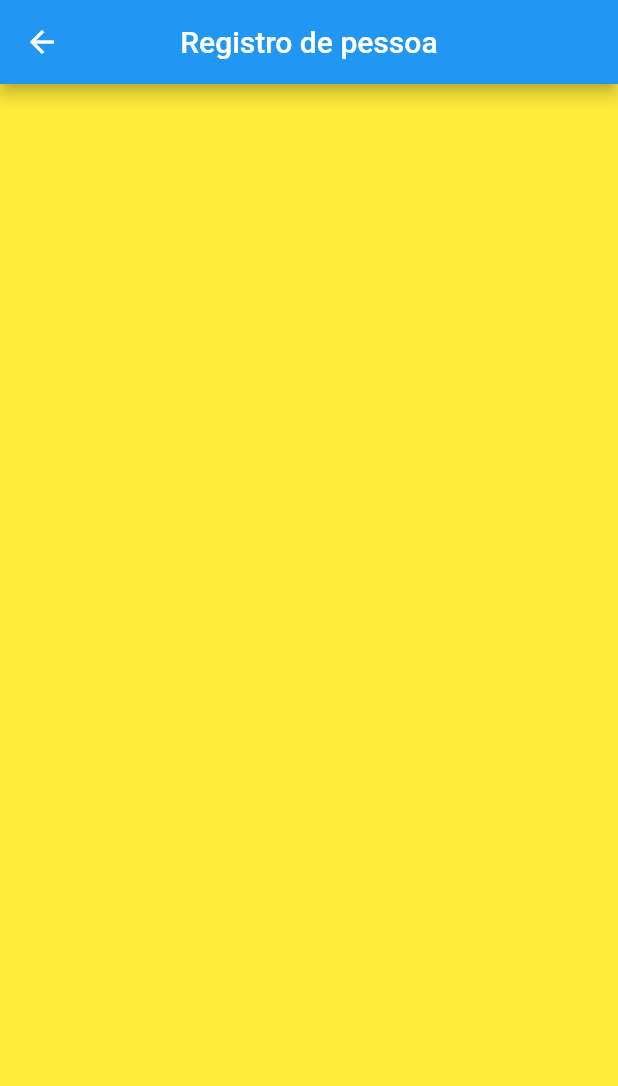
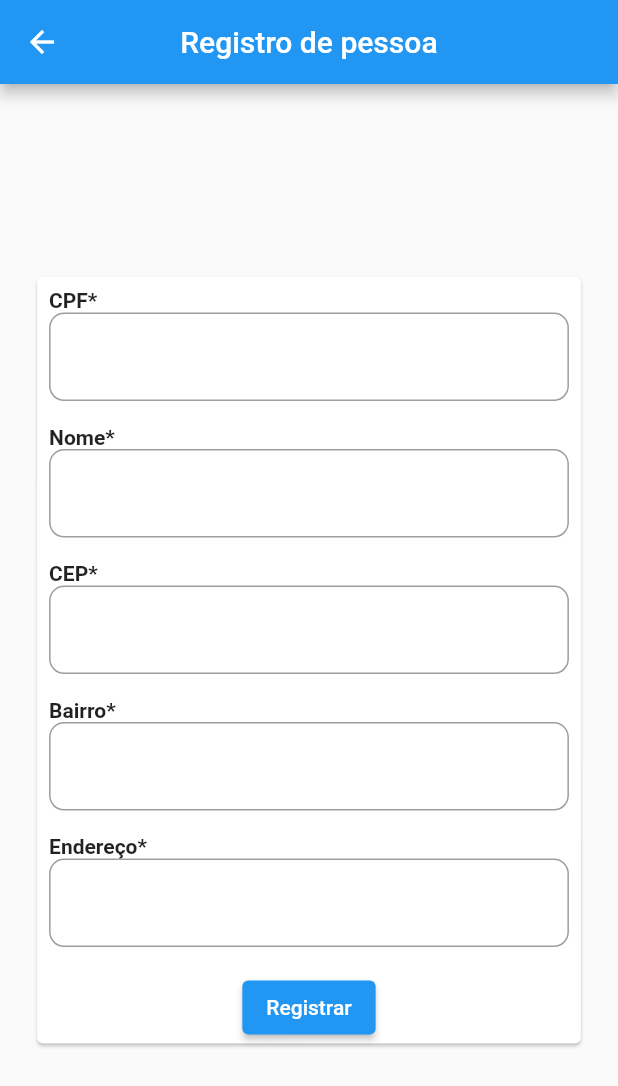
Before and after one commit to eduardo-cercal/flutter_kotlin_test, a Flutter app: the RegisterScreen screen opened directly, on a phone screen of 412 x 824 dp. Shown: the top 1086 px of the screen. Run offline on Flutter 3.47's test engine with Material 2 defaults, Android fonts, the phone set to English and light mode, and no system bars.

Commit message:
feat(main) inicio implementacao tela registro

```diff
--- /dev/null
+++ b/lib/Screen/register/components/custom_register_field.dart
@@ -0,0 +1,38 @@
+import 'package:flutter/material.dart';
+
+class CustomRegisterField extends StatefulWidget {
+  final String title;
+  final String value;
+
+  const CustomRegisterField({Key? key, required this.title, required this.value}) : super(key: key);
+
+  @override
+  State<CustomRegisterField> createState() => _CustomRegisterFieldState();
+}
+
+class _CustomRegisterFieldState extends State<CustomRegisterField> {
+  @override
+  Widget build(BuildContext context) {
+    return Padding(
+      padding: const EdgeInsets.all(8.0),
+      child: Column(
+        crossAxisAlignment: CrossAxisAlignment.start,
+        children: [
+           Text(
+            widget.title,
+            style: const TextStyle(fontWeight: FontWeight.bold),
+          ),
+          TextFormField(
+            initialValue: widget.value,
+            decoration: InputDecoration(
+              border: OutlineInputBorder(
+                borderRadius: BorderRadius.circular(10),
+                borderSide: const BorderSide(color: Colors.grey),
+              ),
+            ),
+          )
+        ],
+      ),
+    );
+  }
+}
--- a/lib/Screen/register/register_screen.dart
+++ b/lib/Screen/register/register_screen.dart
@@ -1,4 +1,5 @@
 import 'package:flutter/material.dart';
+import 'package:teste_flutter_kotlin/Screen/register/components/custom_register_field.dart';
 
 class RegisterScreen extends StatefulWidget {
   const RegisterScreen({Key? key}) : super(key: key);
@@ -10,12 +11,30 @@ class RegisterScreen extends StatefulWidget {
 class _RegisterScreenState extends State<RegisterScreen> {
   @override
   Widget build(BuildContext context) {
+    final mediaData = MediaQuery.of(context).size;
     return Scaffold(
       appBar: AppBar(
         title: const Text("Registro de pessoa"),
         centerTitle: true,
       ),
-      body: Container(color: Colors.yellow,),
+      body: Center(
+        child: SingleChildScrollView(
+          child: Card(
+            margin: EdgeInsets.all(mediaData.longestSide * 0.03),
+            child: Column(
+              children: [
+                const CustomRegisterField(title: "CPF*", value: ""),
+                const CustomRegisterField(title: "Nome*", value: ""),
+                const CustomRegisterField(title: "CEP*", value: ""),
+                const CustomRegisterField(title: "Bairro*", value: ""),
+                const CustomRegisterField(title: "Endereço*", value: ""),
+                SizedBox(height: mediaData.height*0.01),
+                ElevatedButton(onPressed: (){}, child: Text("Registrar"))
+              ],
+            ),
+          ),
+        ),
+      ),
     );
   }
 }
```
